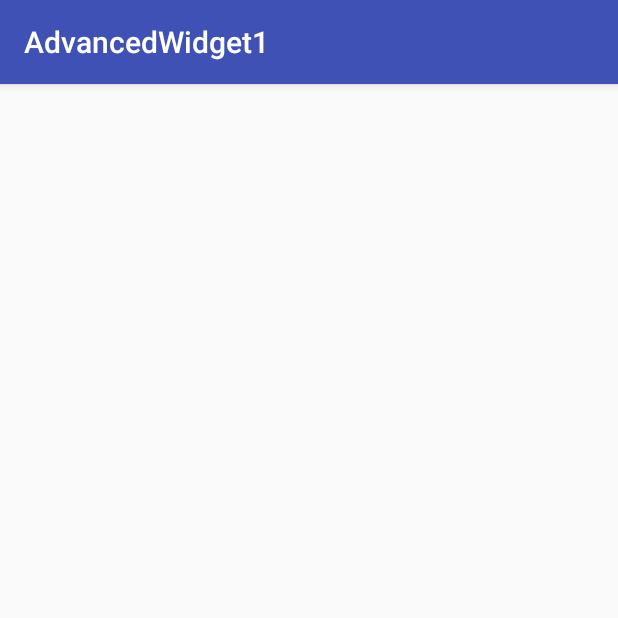
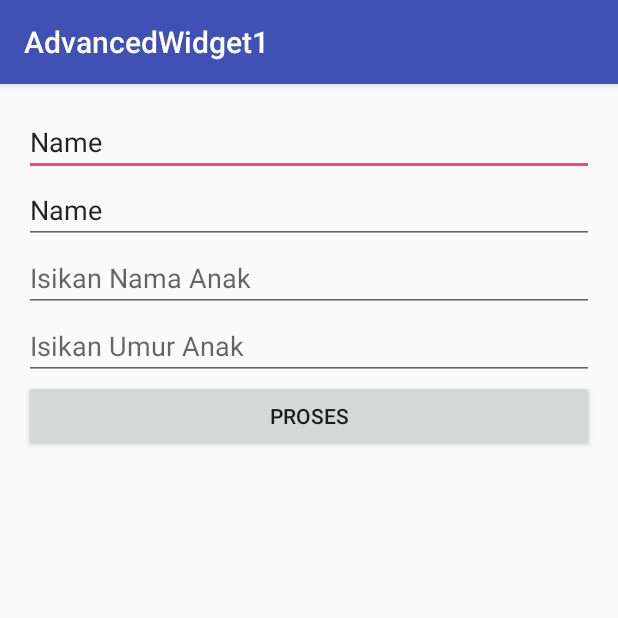
Before and after one commit to AinunNisaa/AdvancedWidget1, an Android app: the screen it shows after launch (MainActivity), on a phone screen of 412 x 824 dp, the top half of it. Run offline under Robolectric (Android 15) with nearby library versions, the phone set to English and light mode, and no system bars.

Commit message:
Widget Programming Part 1.

```diff
--- a/app/src/main/java/id/sch/smktelkom_mlg/learn/advancedwidget1/MainActivity.java
+++ b/app/src/main/java/id/sch/smktelkom_mlg/learn/advancedwidget1/MainActivity.java
@@ -2,12 +2,44 @@ package id.sch.smktelkom_mlg.learn.advancedwidget1;
 
 import android.os.Bundle;
 import android.support.v7.app.AppCompatActivity;
+import android.text.InputType;
+import android.view.View;
+import android.widget.Button;
+import android.widget.EditText;
+import android.widget.LinearLayout;
+import android.widget.TextView;
 
 public class MainActivity extends AppCompatActivity {
+
 
     @Override
     protected void onCreate(Bundle savedInstanceState) {
         super.onCreate(savedInstanceState);
         setContentView(R.layout.activity_main);
+
+        LinearLayout llMain = (LinearLayout) findViewById(R.id.LinearLayoutMain);
+        final EditText etNama = new EditText(this);
+        llMain.addView(etNama);
+        etNama.setHint("Isikan Nama Anak");
+
+        final EditText etUmur = new EditText(this);
+        llMain.addView(etUmur);
+        etUmur.setHint("Isikan Umur Anak");
+        etUmur.setInputType(InputType.TYPE_CLASS_NUMBER);
+
+        Button bProses = new Button(this);
+        bProses.setText("Proses");
+        llMain.addView(bProses);
+        final TextView tvHasil = new TextView(this);
+        llMain.addView(tvHasil);
+
+        bProses.setOnClickListener(new View.OnClickListener() {
+            @Override
+            public void onClick(View view) {
+                String nama = etNama.getText().toString();
+                String umur = etUmur.getText().toString();
+                tvHasil.setText(nama + " umur " + umur + " tahun");
+            }
+        });
     }
 }
--- a/app/src/main/res/layout/activity_main.xml
+++ b/app/src/main/res/layout/activity_main.xml
@@ -1,7 +1,7 @@
 <?xml version="1.0" encoding="utf-8"?>
 <LinearLayout xmlns:android="http://schemas.android.com/apk/res/android"
     xmlns:tools="http://schemas.android.com/tools"
-    android:id="@+id/activity_main"
+    android:id="@+id/LinearLayoutMain"
     android:layout_width="match_parent"
     android:layout_height="match_parent"
     android:orientation="vertical"
@@ -11,4 +11,19 @@
     android:paddingTop="@dimen/activity_vertical_margin"
     tools:context="id.sch.smktelkom_mlg.learn.advancedwidget1.MainActivity">
 
+    <EditText
+        android:id="@+id/editText"
+        android:layout_width="match_parent"
+        android:layout_height="wrap_content"
+        android:ems="10"
+        android:inputType="textPersonName"
+        android:text="Name" />
+
+    <EditText
+        android:id="@+id/editText2"
+        android:layout_width="match_parent"
+        android:layout_height="wrap_content"
+        android:ems="10"
+        android:inputType="textPersonName"
+        android:text="Name" />
 </LinearLayout>
```
